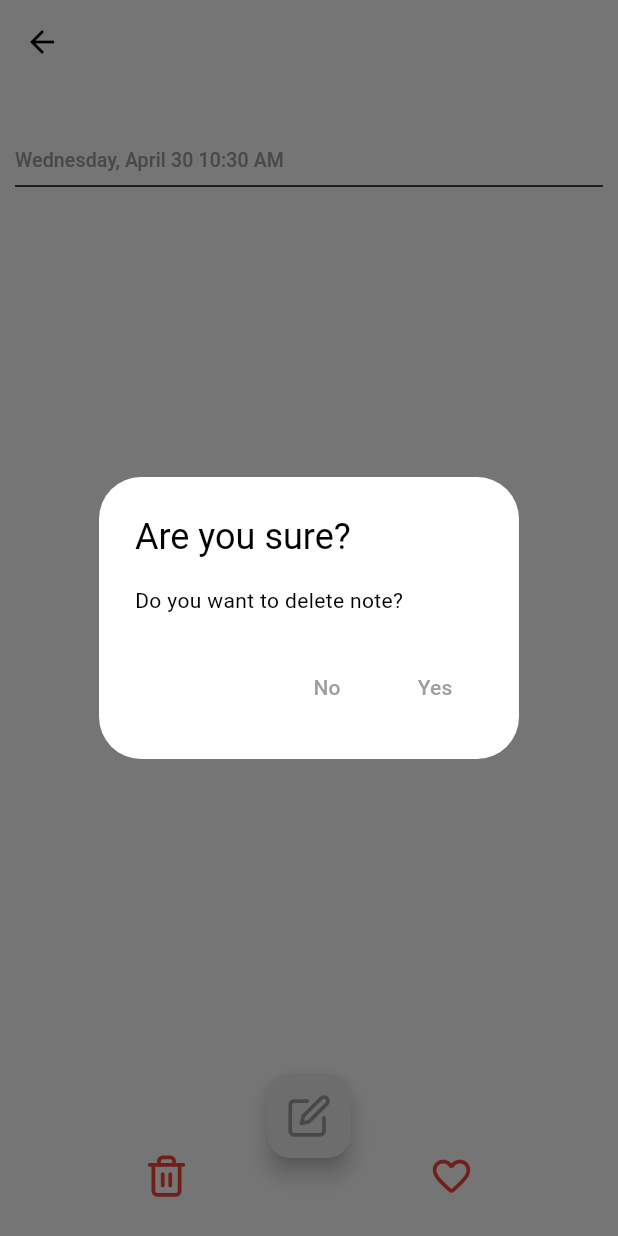
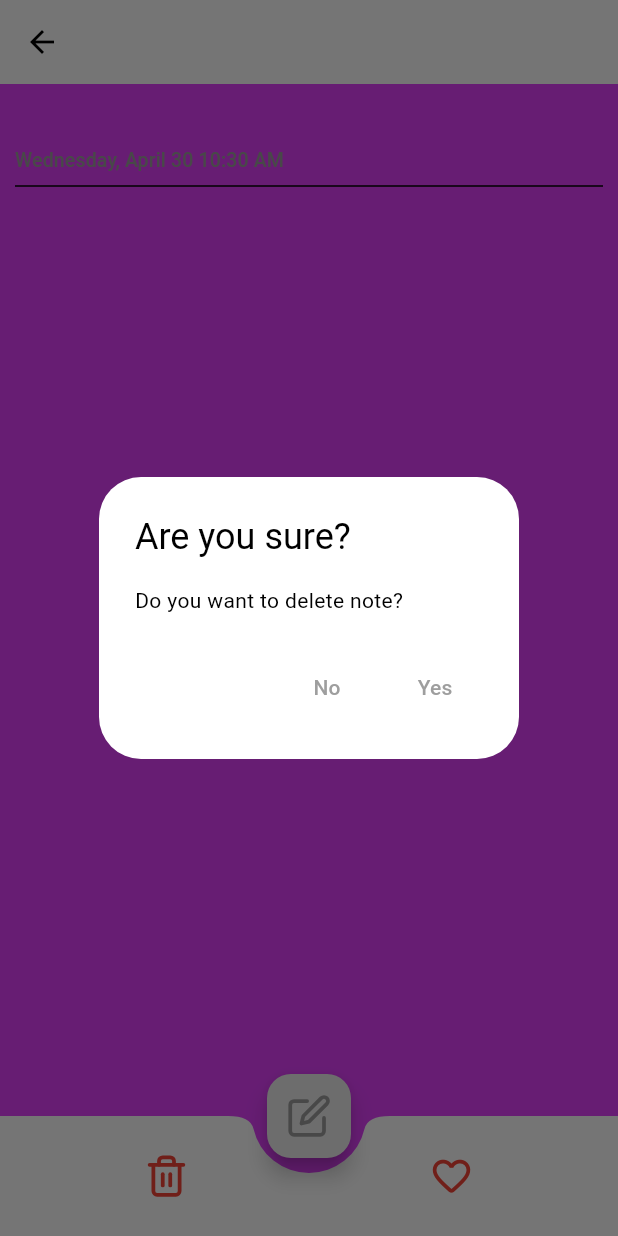
Before and after one commit to anshuman2810/externalpractical, a Flutter app: the NotesInfoScreen screen opened directly, after a tap on an icon or button, on a phone screen of 412 x 824 dp. Run offline on Flutter 3.47's test engine with Material 3 defaults, Android fonts, the phone set to English and light mode, and no system bars; our stand-ins replace avatar_glow, flutter_feather_icons, google_fonts, shared_preferences, speech_to_text; accounts and stored records are empty; network calls fail.

Commit message:
final changes

```diff
--- a/lib/screens/app_screen.dart
+++ b/lib/screens/app_screen.dart
@@ -18,7 +18,7 @@ class _AppScreenState extends State<AppScreen> {
       'page': NotesScreen(),
     },
     {
-      'title': 'Favourite Tasks',
+      'title': 'Favourite Notes',
       'page': NotesScreen(isFavouriteScreen: true),
     },
   ];
@@ -29,7 +29,7 @@ class _AppScreenState extends State<AppScreen> {
   Widget build(BuildContext context) {
     final bool showFab = MediaQuery.of(context).viewInsets.bottom == 0.0;
     return Scaffold(
-      backgroundColor: Colors.white,
+      backgroundColor: Colors.purpleAccent,
       appBar: AppBar(
         leading: Builder(
           builder: (ctx) => IconButton(
--- a/lib/screens/notes_info_screen.dart
+++ b/lib/screens/notes_info_screen.dart
@@ -17,7 +17,7 @@ class NotesInfoScreen extends StatelessWidget {
     final notes = Provider.of<NotesInfo>(context, listen: false);
 
     return Scaffold(
-      backgroundColor: Colors.white,
+      backgroundColor: Colors.purpleAccent,
       appBar: AppBar(
         elevation: 0,
         backgroundColor: Colors.white,
--- a/lib/screens/notes_screen.dart
+++ b/lib/screens/notes_screen.dart
@@ -92,7 +92,7 @@ class _NotesScreenState extends State<NotesScreen> {
                     return showMessage('No Favourites added yet!');
                   }
                   if (notesInfo.notes.isEmpty && !widget.isFavouriteScreen) {
-                    return showMessage('No notes added yet!');
+                    return showMessage('No Tasks added yet!');
                   }
                   return Expanded(
                     child: ListView.builder(
```
Lines whose indentation alone changed are shown as unchanged.
